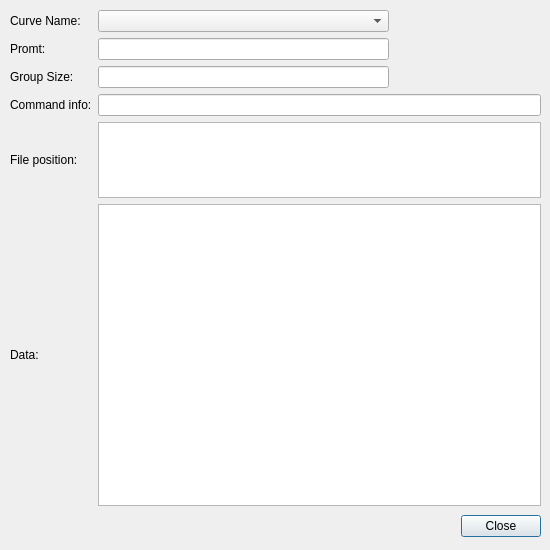
Above: icurve_v2.1/icurve/resource/icv_curve_info.ui from Sunfe/icurve before the change. Below: the same form after it.
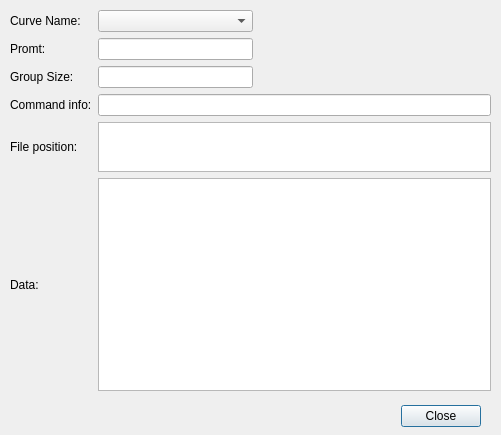
That is the form after the change.

```diff
--- a/icurve_v2.1/icurve/resource/icv_curve_info.ui
+++ b/icurve_v2.1/icurve/resource/icv_curve_info.ui
@@ -6,8 +6,8 @@
    <rect>
     <x>0</x>
     <y>0</y>
-    <width>550</width>
-    <height>550</height>
+    <width>501</width>
+    <height>435</height>
    </rect>
   </property>
   <property name="sizePolicy">
@@ -25,8 +25,8 @@
   <widget class="QDialogButtonBox" name="buttonBox">
    <property name="geometry">
     <rect>
-     <x>460</x>
-     <y>510</y>
+     <x>400</x>
+     <y>400</y>
      <width>81</width>
      <height>32</height>
     </rect>
@@ -46,11 +46,11 @@
     <rect>
      <x>10</x>
      <y>10</y>
-     <width>531</width>
-     <height>496</height>
+     <width>481</width>
+     <height>381</height>
     </rect>
    </property>
-   <layout class="QGridLayout" name="gridLayout" rowstretch="1,1,1,1,1,4" columnstretch="1,4,2">
+   <layout class="QGridLayout" name="gridLayout" rowstretch="1,1,1,1,1,4" columnstretch="1,2,3">
     <property name="sizeConstraint">
      <enum>QLayout::SetMaximumSize</enum>
     </property>
@@ -152,26 +152,32 @@
       </property>
      </widget>
     </item>
+    <item row="5" column="0">
+     <widget class="QLabel" name="label_6">
+      <property name="text">
+       <string>Data:</string>
+      </property>
+     </widget>
+    </item>
+    <item row="5" column="1" colspan="2">
+     <widget class="QPlainTextEdit" name="plainTextEditData"/>
+    </item>
     <item row="4" column="1" colspan="2">
      <widget class="QPlainTextEdit" name="plainTextEditFilePos">
       <property name="sizePolicy">
-       <sizepolicy hsizetype="Expanding" vsizetype="Expanding">
+       <sizepolicy hsizetype="Expanding" vsizetype="Maximum">
         <horstretch>1</horstretch>
         <verstretch>0</verstretch>
        </sizepolicy>
       </property>
-     </widget>
-    </item>
-    <item row="5" column="0">
-     <widget class="QLabel" name="label_6">
-      <property name="text">
-       <string>Data:</string>
+      <property name="maximumSize">
+       <size>
+        <width>16777215</width>
+        <height>50</height>
+       </size>
       </property>
      </widget>
     </item>
-    <item row="5" column="1" colspan="2">
-     <widget class="QPlainTextEdit" name="plainTextEditData"/>
-    </item>
    </layout>
   </widget>
  </widget>
```
